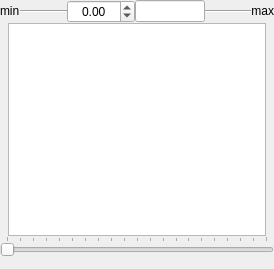
Qt form qtfuzzylite/ui/Viewer.ui (fuzzylite/fuzzylite) before a commit.
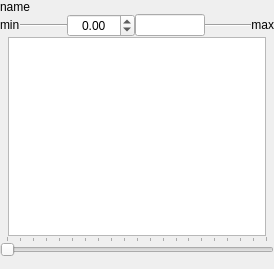
The same form after that commit. Icons and pictures are not drawn.

What changed in the file:
```diff
--- a/qtfuzzylite/ui/Viewer.ui
+++ b/qtfuzzylite/ui/Viewer.ui
@@ -36,6 +36,13 @@
      <property name="spacing">
       <number>0</number>
      </property>
+     <item>
+      <widget class="QLabel" name="lbl_name">
+       <property name="text">
+        <string>name</string>
+       </property>
+      </widget>
+     </item>
      <item>
       <layout class="QHBoxLayout" name="horizontalLayout_7">
        <property name="bottomMargin">
```
